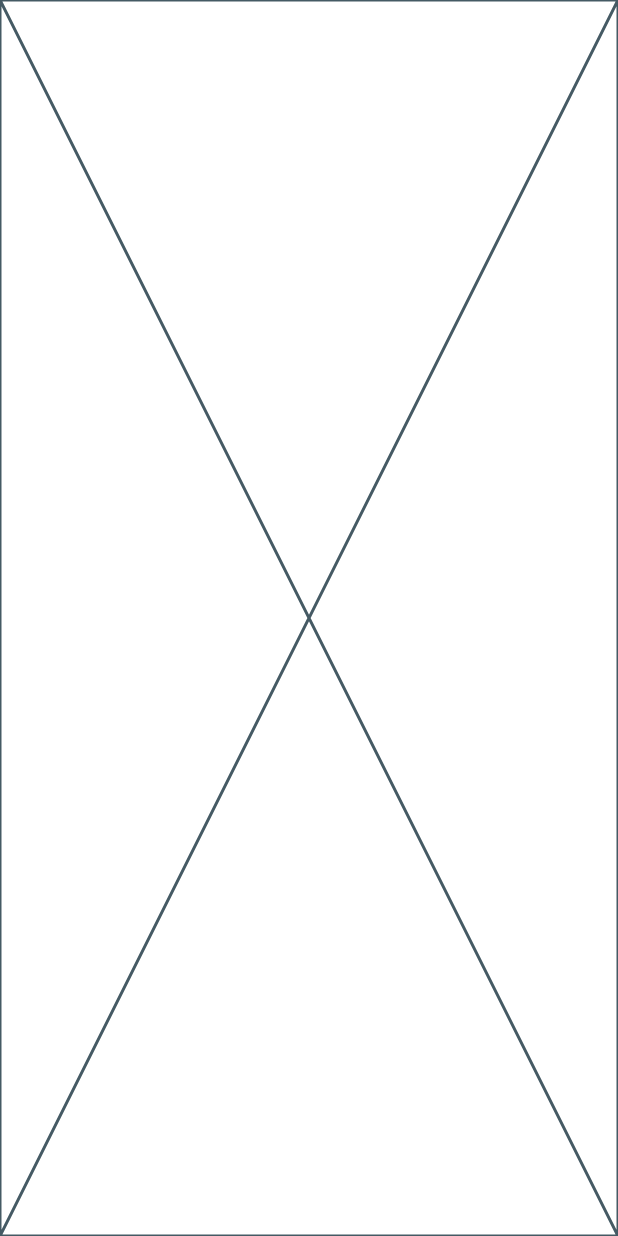
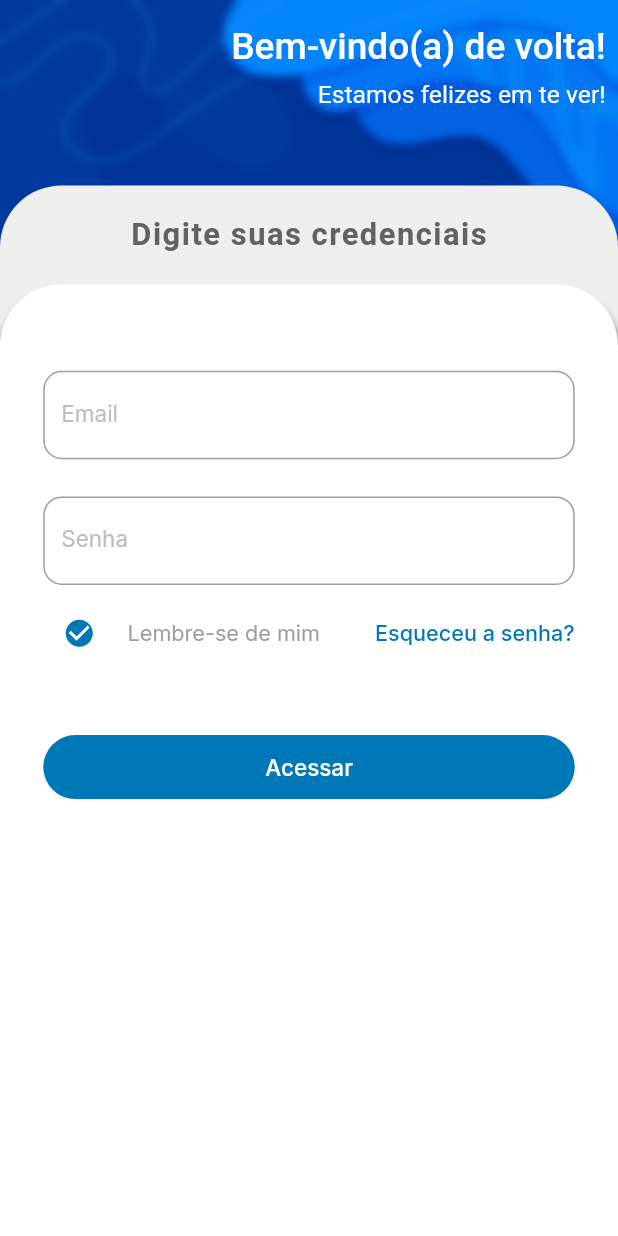
Before and after one commit to Thiago2807/TodoList, a Flutter app: the screen it shows after launch, on a phone screen of 412 x 824 dp. Run offline on Flutter 3.47's test engine with Material 2 defaults, Android fonts, the phone set to English and light mode, and no system bars; our stand-ins replace get_it, google_fonts; Roboto replaces fonts that are missing (Dosis).

Commit message:
initial create screen login

```diff
--- a/TodoList_App/todolist_app/lib/application/services/splash_services.dart
+++ b/TodoList_App/todolist_app/lib/application/services/splash_services.dart
@@ -8,7 +8,7 @@ class SplashServices extends ISplashServices {
     await Future.delayed(const Duration(seconds: 5));
 
     if (context.mounted) {
-      Navigator.of(context).pushNamedAndRemoveUntil("/Presentation", (route) => false);
+      Navigator.of(context).pushNamedAndRemoveUntil("/Login", (route) => false);
     }
   }
 }
--- a/TodoList_App/todolist_app/lib/domain/routes/routes_app.dart
+++ b/TodoList_App/todolist_app/lib/domain/routes/routes_app.dart
@@ -1,9 +1,9 @@
 import 'package:flutter/material.dart';
 
-import '../../presentation/screens/presentation/presentation_screen.dart';
+import '../../presentation/screens/login/login_screen.dart';
 import '../../presentation/screens/splash/splash_screen.dart';
 
 Map<String, Widget Function(BuildContext)> get routesApp => {
-  "/Presentation": (_) => const PresentationScreen(),
+  "/Login": (_) => const LoginScreen(),
   "/Splash": (_) => const SplashScreen()
 };
--- a/TodoList_App/todolist_app/lib/presentation/colors/colors.dart
+++ b/TodoList_App/todolist_app/lib/presentation/colors/colors.dart
@@ -1 +1,4 @@
 int get primaryColor => 0xff023e8a;
+int get secondaryColor => 0xff0077b6;
+
+int get blackColor => 0xff1c1c1c;
--- /dev/null
+++ b/TodoList_App/todolist_app/lib/presentation/screens/login/components/body.dart
@@ -0,0 +1,45 @@
+import 'package:flutter/material.dart';
+import 'package:todolist_app/presentation/colors/colors.dart';
+import 'package:todolist_app/presentation/fonts/fonts.dart';
+import 'package:todolist_app/presentation/screens/login/components/button.dart';
+import 'package:todolist_app/presentation/screens/login/components/input.dart';
+import 'package:todolist_app/presentation/screens/login/components/remember_me.dart';
+
+class Body extends StatefulWidget {
+  const Body({Key? key}) : super(key: key);
+
+  @override
+  State<Body> createState() => _BodyState();
+}
+
+class _BodyState extends State<Body> {
+  final TextEditingController _emailEditingController = TextEditingController();
+  final TextEditingController _passwordEditingController =
+      TextEditingController();
+
+  bool valueMe = false;
+
+  @override
+  Widget build(BuildContext context) {
+    final Size size = MediaQuery.of(context).size;
+
+    return Column(
+      mainAxisSize: MainAxisSize.min,
+      crossAxisAlignment: CrossAxisAlignment.stretch,
+      children: [
+        Input(
+            textEditingController: _emailEditingController,
+            labelInput: "Email"),
+        SizedBox(height: size.height * .03),
+        Input(
+            textEditingController: _passwordEditingController,
+            labelInput: "Senha"),
+        SizedBox(height: size.height * .01),
+
+        const RememberMe(),
+        SizedBox(height: size.width * .1),
+        const Button(),
+      ],
+    );
+  }
+}
--- /dev/null
+++ b/TodoList_App/todolist_app/lib/presentation/screens/login/components/button.dart
@@ -0,0 +1,27 @@
+import 'package:flutter/material.dart';
+import 'package:todolist_app/presentation/colors/colors.dart';
+import 'package:todolist_app/presentation/fonts/fonts.dart';
+
+class Button extends StatelessWidget {
+  const Button({Key? key}) : super(key: key);
+
+  @override
+  Widget build(BuildContext context) {
+    final Size size = MediaQuery.of(context).size;
+    return ElevatedButton(
+      onPressed: () {},
+      style: ElevatedButton.styleFrom(
+        shadowColor: Colors.transparent,
+        shape: RoundedRectangleBorder(
+          borderRadius: BorderRadius.circular(size.width),
+        ),
+        backgroundColor: Color(secondaryColor),
+        padding: EdgeInsets.symmetric(vertical: size.height * .015),
+      ),
+      child: Text(
+        "Acessar",
+        style: FontGoogle.interFont(fontWeight: FontWeight.w500),
+      ),
+    );
+  }
+}
--- /dev/null
+++ b/TodoList_App/todolist_app/lib/presentation/screens/login/components/input.dart
@@ -0,0 +1,36 @@
+import 'package:flutter/material.dart';
+import 'package:todolist_app/presentation/colors/colors.dart';
+import 'package:todolist_app/presentation/fonts/fonts.dart';
+
+class Input extends StatelessWidget {
+  const Input(
+      {Key? key, required this.textEditingController, required this.labelInput})
+      : super(key: key);
+
+  final TextEditingController textEditingController;
+  final String labelInput;
+
+  @override
+  Widget build(BuildContext context) {
+    final Size size = MediaQuery.of(context).size;
+    final Radius radiusSize = Radius.circular(size.width * .03);
+
+    return TextFormField(
+      cursorColor: const Color(0xff1c1c1c),
+      decoration: InputDecoration(
+        border: OutlineInputBorder(borderRadius: BorderRadius.all(radiusSize)),
+        focusedBorder: OutlineInputBorder(
+          borderRadius: BorderRadius.all(radiusSize * .6),
+          borderSide: BorderSide(
+            color: Color(primaryColor),
+          ),
+        ),
+        labelText: labelInput,
+        labelStyle: FontGoogle.interFont(
+          fontWeight: FontWeight.w400,
+          color: Colors.grey.shade400,
+        ),
+      ),
+    );
+  }
+}
--- /dev/null
+++ b/TodoList_App/todolist_app/lib/presentation/screens/login/components/message_initial.dart
@@ -0,0 +1,41 @@
+import 'package:flutter/material.dart';
+
+import '../../../fonts/fonts.dart';
+
+class MessageInitial extends StatelessWidget {
+  const MessageInitial({Key? key}) : super(key: key);
+
+  @override
+  Widget build(BuildContext context) {
+    final Size size = MediaQuery.of(context).size;
+
+    return Container(
+      padding: EdgeInsets.symmetric(
+        vertical: size.height * .02,
+        horizontal: size.width * .02,
+      ),
+      child: SafeArea(
+        child: Column(
+          crossAxisAlignment: CrossAxisAlignment.stretch,
+          children: [
+            Text(
+              "Bem-vindo(a) de volta!",
+              textAlign: TextAlign.end,
+              style: FontGoogle.robotoFont(
+                  size: size.width * .06, fontWeight: FontWeight.w500),
+            ),
+            SizedBox(height: size.height * .01),
+            Text(
+              "Estamos felizes em te ver!",
+              textAlign: TextAlign.end,
+              style: FontGoogle.robotoFont(
+                size: size.width * .04,
+                fontWeight: FontWeight.w400,
+              ),
+            ),
+          ],
+        ),
+      ),
+    );
+  }
+}
--- /dev/null
+++ b/TodoList_App/todolist_app/lib/presentation/screens/login/components/remember_me.dart
@@ -0,0 +1,51 @@
+import 'package:flutter/material.dart';
+
+import '../../../colors/colors.dart';
+import '../../../fonts/fonts.dart';
+
+class RememberMe extends StatelessWidget {
+  const RememberMe({Key? key}) : super(key: key);
+
+  @override
+  Widget build(BuildContext context) {
+    final Size size = MediaQuery.of(context).size;
+
+    return Row(
+      children: [
+        Checkbox(
+          value: true,
+          onChanged: (value) {
+          },
+          checkColor: Colors.white,
+          activeColor: Color(secondaryColor),
+          side: BorderSide(
+              style: BorderStyle.solid,
+              color: Color(blackColor),
+              strokeAlign: 1),
+          shape: CircleBorder(),
+        ),
+        SizedBox(width: size.width * .02),
+        Expanded(
+          child: Text(
+            "Lembre-se de mim",
+            style: FontGoogle.interFont(
+                color: Colors.grey.shade500,
+                size: size.width * .035
+            ),
+          ),
+        ),
+        Expanded(
+          child: Text(
+            "Esqueceu a senha?",
+            textAlign: TextAlign.end,
+            style: FontGoogle.interFont(
+                color: Color(secondaryColor),
+                fontWeight: FontWeight.w500,
+                size: size.width * .035
+            ),
+          ),
+        ),
+      ],
+    );
+  }
+}
--- /dev/null
+++ b/TodoList_App/todolist_app/lib/presentation/screens/login/login_screen.dart
@@ -0,0 +1,87 @@
+import 'dart:ui';
+
+import 'package:flutter/material.dart';
+import 'package:todolist_app/presentation/colors/colors.dart';
+import 'package:todolist_app/presentation/screens/login/components/body.dart';
+
+import '../../fonts/fonts.dart';
+import 'components/message_initial.dart';
+
+class LoginScreen extends StatelessWidget {
+  const LoginScreen({Key? key}) : super(key: key);
+
+  @override
+  Widget build(BuildContext context) {
+    final Size size = MediaQuery.of(context).size;
+    final Radius radiusSize = Radius.circular(size.width * .1);
+
+    return Scaffold(
+      body: Stack(
+        children: [
+          Image.asset("images/imageDefault.jpg"),
+          Positioned.fill(
+            child: BackdropFilter(
+              filter: ImageFilter.blur(sigmaX: 3, sigmaY: 3),
+              child: Container(color: Colors.transparent),
+            ),
+          ),
+          const MessageInitial(),
+          Align(
+            alignment: Alignment.topCenter,
+            child: Container(
+              margin: EdgeInsets.only(top: size.height * .15),
+              decoration: BoxDecoration(
+                color: Colors.grey.shade200,
+                borderRadius: BorderRadius.only(
+                  topRight: radiusSize,
+                  topLeft: radiusSize,
+                ),
+              ),
+              child: Stack(
+                children: [
+                  Align(
+                    alignment: Alignment.topCenter,
+                    child: Container(
+                      margin: EdgeInsets.only(top: size.height * .025),
+                      child: Text(
+                        "Digite suas credenciais",
+                        style: FontGoogle.dosisFont(
+                            size: size.width * .05,
+                            color: Colors.grey.shade700,
+                            fontWeight: FontWeight.w600,
+                            letterSpacing: 1),
+                      ),
+                    ),
+                  ),
+                  Container(
+                    margin: EdgeInsets.only(top: size.height * .08),
+                    decoration: BoxDecoration(
+                      color: Colors.white,
+                      boxShadow: const [
+                        BoxShadow(
+                            blurRadius: 6,
+                            offset: Offset(1, 10),
+                            color: Color(0xff1c1c1c))
+                      ],
+                      borderRadius: BorderRadius.only(
+                        topRight: radiusSize,
+                        topLeft: radiusSize,
+                      ),
+                    ),
+                  ),
+
+                  Container(
+                    margin: EdgeInsets.only(top: size.height * .15),
+                    padding: EdgeInsets.symmetric(horizontal: size.width * .07),
+                    child: const Body(),
+                  )
+
+                ],
+              ),
+            ),
+          ),
+        ],
+      ),
+    );
+  }
+}
--- a/TodoList_App/todolist_app/lib/presentation/screens/presentation/presentation_screen.dart
+++ /dev/null
@@ -1,10 +0,0 @@
-import 'package:flutter/material.dart';
-
-class PresentationScreen extends StatelessWidget {
-  const PresentationScreen({Key? key}) : super(key: key);
-
-  @override
-  Widget build(BuildContext context) {
-    return const Placeholder();
-  }
-}
--- a/TodoList_App/todolist_app/lib/presentation/screens/splash/splash_screen.dart
+++ b/TodoList_App/todolist_app/lib/presentation/screens/splash/splash_screen.dart
@@ -14,7 +14,6 @@ class SplashScreen extends StatefulWidget {
 }
 
 class _SplashScreenState extends State<SplashScreen> {
-
   final ISplashServices _splashServices = GetIt.instance<ISplashServices>();
 
   @override
@@ -33,7 +32,7 @@ class _SplashScreenState extends State<SplashScreen> {
         children: [
           Container(
             decoration: BoxDecoration(color: Color(primaryColor)),
-            child: Image.asset("images/SplashImage.jpg"),
+            child: Image.asset("images/imageDefault.jpg"),
           ),
           Align(
             alignment: Alignment.bottomCenter,
--- a/TodoList_App/todolist_app/pubspec.yaml
+++ b/TodoList_App/todolist_app/pubspec.yaml
@@ -67,6 +67,7 @@ flutter:
 
   assets:
     - images/
+    - images/imageDefault.jpg
 
   # An image asset can refer to one or more resolution-specific "variants", see
   # https://flutter.dev/assets-and-images/#resolution-aware
```
Also changed, not shown: TodoList_App/todolist_app/images/SplashImage.jpg (deleted), TodoList_App/todolist_app/images/imageDefault.jpg (added).
